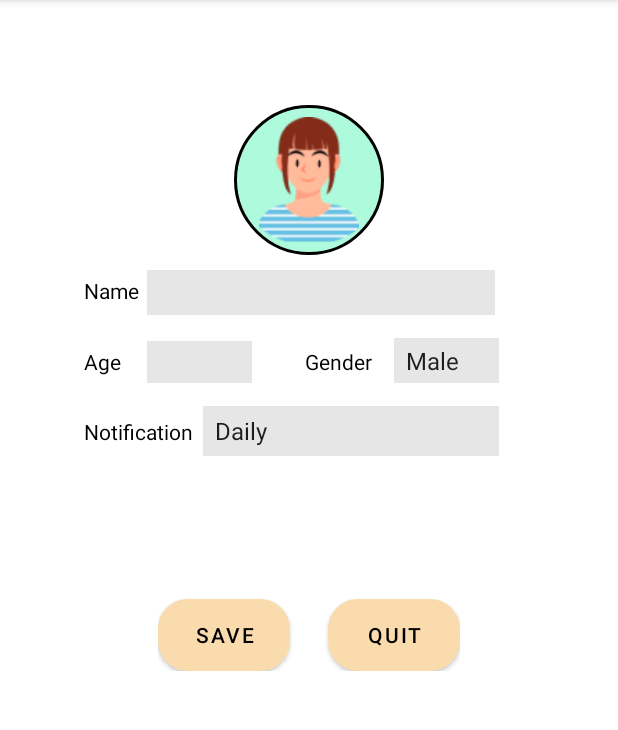
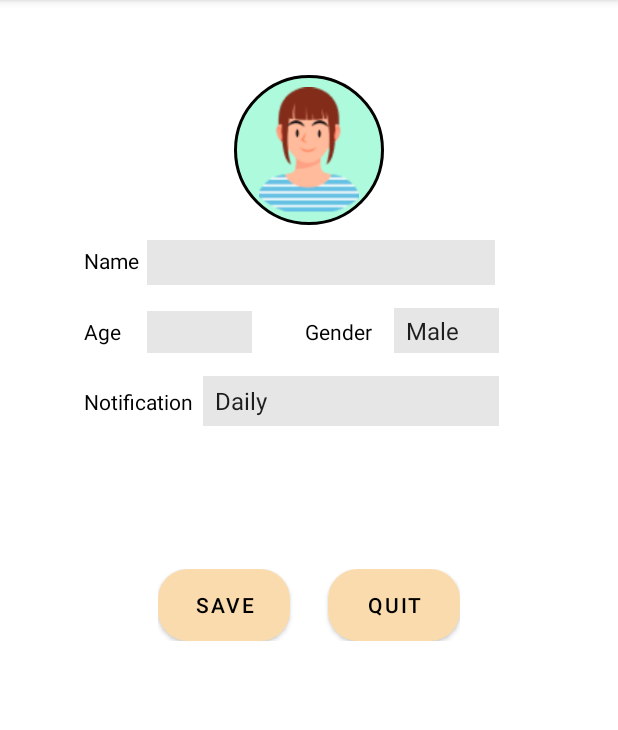
Before and after one commit to jhu-cs-uima-sp24/TeamP-AiFeel, an Android app: the EditProfile screen opened directly, with no data from a screen before it, on a phone screen of 412 x 824 dp, the part 84-814 px from its top. Run offline under Robolectric (Android 15) with nearby library versions, the phone set to English and light mode, and no system bars; our stand-ins replace Firebase (no records; nobody signed in at launch, a user with empty details on screens opened directly).

Commit message:
fixed edit profile bug first time login

```diff
--- a/app/src/main/java/com/example/a5_sample/EditProfile.java
+++ b/app/src/main/java/com/example/a5_sample/EditProfile.java
@@ -112,13 +112,17 @@ public class EditProfile extends AppCompatActivity {
             @Override
             public void onDataChange(@NonNull DataSnapshot dataSnapshot) {
                 if (dataSnapshot.exists()) {
+                    if (dataSnapshot.hasChild("name")) {
                         String nameVal = dataSnapshot.child("name").getValue(String.class);
                         if (nameVal != null) {
                             name.setText(nameVal);
                         }
+                    }
+                    if (dataSnapshot.hasChild("age")) {
                         Integer ageNum = dataSnapshot.child("age").getValue(Integer.class);
                         if (ageNum != null) {
                             age.setText(String.valueOf(ageNum));
+                        }
                     }
 
                     if (dataSnapshot.hasChild("gender")) {
--- a/app/src/main/res/layout/activity_edit_pal.xml
+++ b/app/src/main/res/layout/activity_edit_pal.xml
@@ -13,7 +13,7 @@
         android:layout_height="100dp"
         android:background="@drawable/round_frame"
         android:contentDescription="@string/profile_picture"
-        android:layout_marginTop="30dp"
+        android:layout_marginTop="50dp"
         android:layout_gravity="center"
         android:padding="8dp"
         android:src="@drawable/ai_default"
--- a/app/src/main/res/layout/activity_edit_profile.xml
+++ b/app/src/main/res/layout/activity_edit_profile.xml
@@ -16,7 +16,7 @@
             android:layout_width="100dp"
             android:layout_height="100dp"
             android:layout_gravity="center"
-            android:layout_marginTop="70dp"
+            android:layout_marginTop="50dp"
             android:layout_marginBottom="10dp"
             android:background="@drawable/round_frame"
             android:contentDescription="profile picture"
--- a/app/src/main/res/layout/activity_signup.xml
+++ b/app/src/main/res/layout/activity_signup.xml
@@ -31,6 +31,7 @@
         android:layout_marginTop="16dp"
         android:background="@drawable/rounded_edittext_gray"
         android:inputType="textPersonName"
+        android:gravity="center"
         app:layout_constraintStart_toStartOf="parent"
         app:layout_constraintTop_toBottomOf="@+id/name" />
 
--- a/app/src/main/res/layout/activity_signup_2.xml
+++ b/app/src/main/res/layout/activity_signup_2.xml
@@ -17,6 +17,7 @@
         android:layout_height="50dp"
         android:layout_marginStart="50dp"
         android:layout_marginTop="10dp"
+        android:gravity="center"
         android:background="@drawable/rounded_edittext_gray"
         android:inputType="textPersonName"
         app:layout_constraintStart_toStartOf="parent"
@@ -29,6 +30,7 @@
         android:layout_marginStart="50dp"
         android:layout_marginTop="10dp"
         android:background="@drawable/rounded_edittext_gray"
+        android:gravity="center"
         android:inputType="textPersonName"
         app:layout_constraintStart_toStartOf="parent"
         app:layout_constraintTop_toBottomOf="@+id/textView4" />
@@ -37,6 +39,7 @@
         android:id="@+id/email_text"
         android:layout_width="300dp"
         android:layout_height="50dp"
+        android:gravity="center"
         android:layout_marginStart="48dp"
         android:layout_marginTop="10dp"
         android:background="@drawable/rounded_edittext_gray"
@@ -47,6 +50,7 @@
 
     <EditText
         android:id="@+id/name_text"
+        android:gravity="center"
         android:layout_width="300dp"
         android:layout_height="50dp"
         android:layout_marginStart="48dp"
```
Lines whose indentation alone changed are shown as unchanged.
